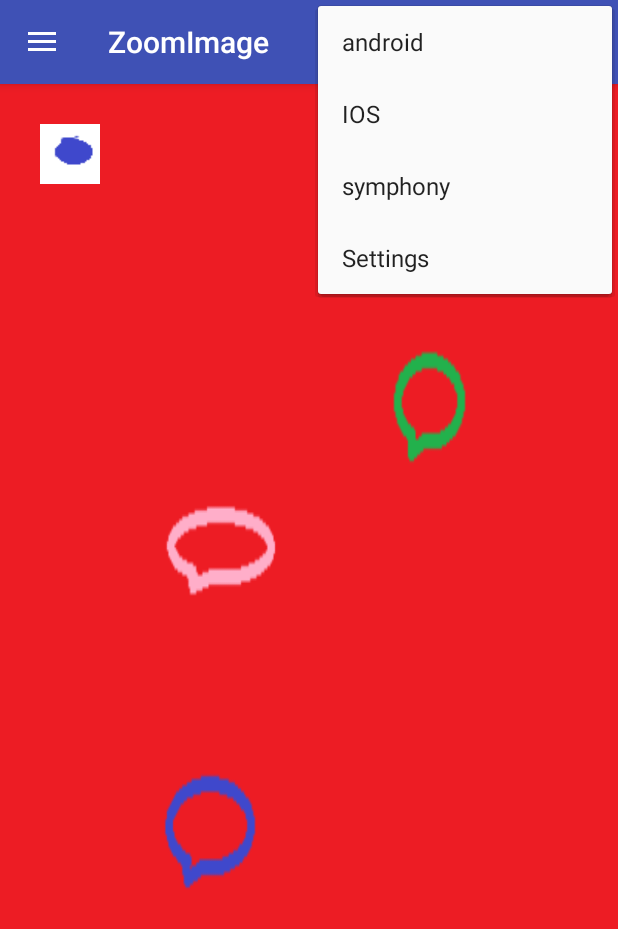
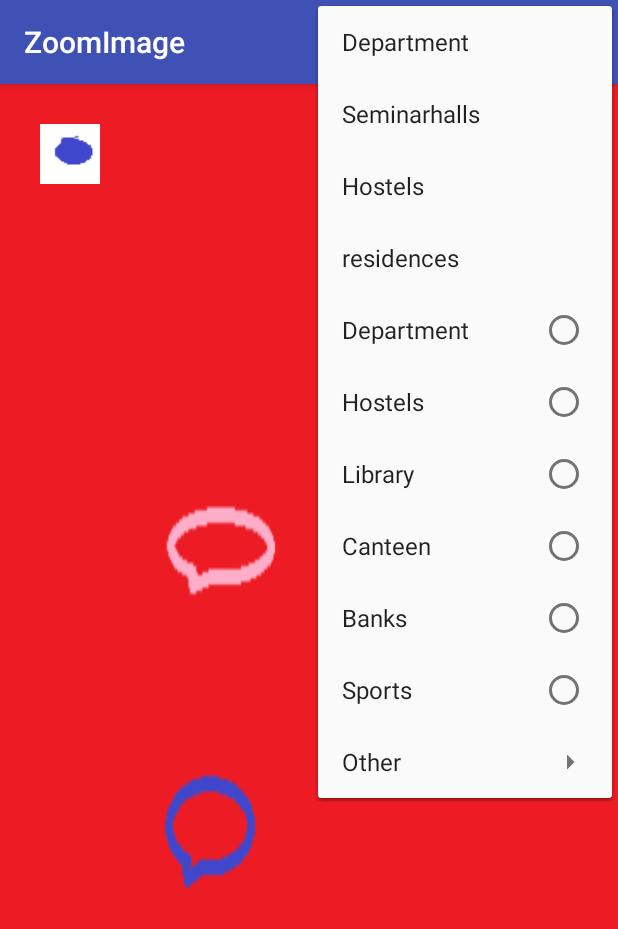
Before and after one commit to sim017/instisvnit, an Android app: the screen it shows after launch (ZoomImage), with the options menu open, on a phone screen of 412 x 824 dp. Shown: the top 929 px of the screen. Run offline under Robolectric (Android 15) with nearby library versions, the phone set to English and light mode, and no system bars; plain views replace zoomimage.

Commit message:
fixing drawer issues

```diff
--- a/app/src/main/java/app/com/example/simran/zoomimage/ZoomImage.java
+++ b/app/src/main/java/app/com/example/simran/zoomimage/ZoomImage.java
@@ -2,88 +2,240 @@ package app.com.example.simran.zoomimage;
 
 import android.content.res.Configuration;
 import android.os.Bundle;
+import android.os.Handler;
+import android.support.design.widget.FloatingActionButton;
+import android.support.design.widget.NavigationView;
+import android.support.design.widget.Snackbar;
+import android.support.v4.view.GravityCompat;
 import android.support.v4.widget.DrawerLayout;
 import android.support.v7.app.ActionBarDrawerToggle;
 import android.support.v7.app.AppCompatActivity;
-import android.util.Log;
+import android.support.v7.widget.Toolbar;
 import android.view.Menu;
 import android.view.MenuItem;
 import android.view.View;
 import android.widget.AdapterView;
 import android.widget.ArrayAdapter;
 import android.widget.ListView;
+import android.widget.RelativeLayout;
 
 
 public class ZoomImage extends AppCompatActivity {
+    private RelativeLayout mRelativeLayout;
     private String[] mPlanetTitles;
     private DrawerLayout mDrawerLayout;
     private ListView mDrawerList;
     private CharSequence mDrawerTitle;
     private ActionBarDrawerToggle mDrawerToggle;
-    private CharSequence mTitle="hello";
+    private CharSequence mTitle = "hello";
     private ArrayAdapter<String> mAdapter;
+    private NavigationView navigationView;
+    private View navHeader;
+    private Toolbar toolbar;
+    public static int navItemIndex = 0;
+
+    private Handler mHandler;
+    private FloatingActionButton fab;
+
     protected void onCreate(Bundle savedInstanceState) {
         super.onCreate(savedInstanceState);
-      //  Toolbar toolbar = (Toolbar) findViewById(R.id.toolbar);
-       // setSupportActionBar(toolbar);
         setContentView(R.layout.activity_zoom_image);
+       // toolbar = (Toolbar) findViewById(R.id.toolbar);
+        //setSupportActionBar(toolbar);
+
+        mHandler = new Handler();
+        mDrawerLayout = (DrawerLayout) findViewById(R.id.drawer_layout);
+        //drawer = (DrawerLayout) findViewById(R.id.drawer_layout);
+        navigationView = (NavigationView) findViewById(R.id.nav_view);
+        navHeader = navigationView.getHeaderView(0);
+
+        fab = (FloatingActionButton) findViewById(R.id.fab);
+        mPlanetTitles = getResources().getStringArray(R.array.nav_item_activity_titles);
+
+        mRelativeLayout  = (RelativeLayout) findViewById(R.id.relative_layout);
 
         ZoomImageView imageView = new ZoomImageView(this, getWindow()
                 .getWindowManager().getDefaultDisplay().getOrientation());
+
         imageView.setImage(this.getResources().getDrawable(R.drawable.temp),
                 this);
-       // ZoomImageView v=new ZoomImageView(this,getWindow().getWindowManager().getDefaultDisplay().getOrientation());
-       // v.setImage(this.getResources().getDrawable(R.drawable.marker),this);
+
+        // ZoomImageView v=new ZoomImageView(this,getWindow().getWindowManager().getDefaultDisplay().getOrientation());
+        // v.setImage(this.getResources().getDrawable(R.drawable.marker),this);
+
+        fab.setOnClickListener(new View.OnClickListener() {
+            @Override
+            public void onClick(View view) {
+                Snackbar.make(view, "Replace with your own action", Snackbar.LENGTH_LONG)
+                        .setAction("Action", null).show();
+            }
+        });
+        // load nav menu header data
+        //loadNavHeader();
+
+        // initializing navigation menu
+        setUpNavigationView();
+        mRelativeLayout.addView(imageView);
+    }
+        //private void loadNavHeader() {
+            // name, website
 
 
-        mTitle = mDrawerTitle = getTitle();
-        mPlanetTitles = getResources().getStringArray(R.array.planet_titles);
+            // loading header background image
+
+            // showing dot next to notifications label
+           // navigationView.getMenu().getItem(3).setActionView(R.layout.menu_dot);
+        //}
+        private void setToolbarTitle()
+        {
+            getSupportActionBar().setTitle(mPlanetTitles[navItemIndex]);
+        }
+
+        private void selectNavMenu() {
+            navigationView.getMenu().getItem(navItemIndex).setChecked(true);
+        }
+    private void setUpNavigationView() {
+        //Setting Navigation View Item Selected Listener to handle the item click of the navigation menu
+        navigationView.setNavigationItemSelectedListener(new NavigationView.OnNavigationItemSelectedListener() {
+
+            // This method will trigger on item Click of navigation menu
+            @Override
+            public boolean onNavigationItemSelected(MenuItem menuItem) {
+
+                //Check to see which item was being clicked and perform appropriate action
+                switch (menuItem.getItemId()) {
+                    //Replacing the main content with ContentFragment Which is our Inbox View;
+                    case R.id.nav_department:
+                        navItemIndex = 0;
+                        //CURRENT_TAG = TAG_HOME;
+                        break;
+                    case R.id.hostels:
+                        navItemIndex = 1;
+                        //CURRENT_TAG = TAG_PHOTOS;
+                        break;
+                    case R.id.nav_library:
+                        navItemIndex = 2;
+                       // CURRENT_TAG = TAG_MOVIES;
+                        break;
+                    case R.id.nav_canteen:
+                        navItemIndex = 3;
+                        //CURRENT_TAG = TAG_NOTIFICATIONS;
+                        break;
+                    case R.id.nav_banks:
+                        navItemIndex = 4;
+                        //CURRENT_TAG = TAG_SETTINGS;
+                        break;
+                    case R.id.nav_sports:
+                        navItemIndex = 4;
+                        //CURRENT_TAG = TAG_SETTINGS;
+                        break;
+                    case R.id.nav_about_us:
+                        // launch new intent instead of loading fragment
+                        //startActivity(new Intent(MainActivity.this, AboutUsActivity.class));
+                        //drawer.closeDrawers();
+                        return true;
+                    case R.id.nav_privacy_policy:
+                        // launch new intent instead of loading fragment
+                        //startActivity(new Intent(MainActivity.this, PrivacyPolicyActivity.class));
+                        //drawer.closeDrawers();
+                        return true;
+                    default:
+                        navItemIndex = 0;
+                }
+
+                //Checking if the item is in checked state or not, if not make it in checked state
+                if (menuItem.isChecked()) {
+                    menuItem.setChecked(false);
+                } else {
+                    menuItem.setChecked(true);
+                }
+                menuItem.setChecked(true);
+
+                //loadHomeFragment();
+
+                return true;
+            }
+        });
+        ActionBarDrawerToggle actionBarDrawerToggle = new ActionBarDrawerToggle(this, mDrawerLayout, toolbar, R.string.openDrawer, R.string.closeDrawer) {
+            public void onDrawerClosed(View drawerView) {
+                // Code here will be triggered once the drawer closes as we dont want anything to happen so we leave this blank
+                super.onDrawerClosed(drawerView);
+            }
+
+            @Override
+            public void onDrawerOpened(View drawerView) {
+                // Code here will be triggered once the drawer open as we dont want anything to happen so we leave this blank
+                super.onDrawerOpened(drawerView);
+            }
+        };
+        //Setting the actionbarToggle to drawer layout
+        mDrawerLayout.setDrawerListener(actionBarDrawerToggle);
+
+        //calling sync state is necessary or else your hamburger icon wont show up
+        actionBarDrawerToggle.syncState();
+    }
+    @Override
+    public void onBackPressed() {
+        if (mDrawerLayout.isDrawerOpen(GravityCompat.START)) {
+            mDrawerLayout.closeDrawers();
+            return;
+        }
+    }
+
+
+   /* mTitle = mDrawerTitle = getTitle();
+        //mPlanetTitles = getResources().getStringArray(R.array.planet_titles);
         mDrawerLayout = (DrawerLayout) findViewById(R.id.drawer_layout);
-    //    mDrawerLayout.setScrimColor(Color.parseColor("#00FFFFF"));
+        //mDrawerLayout.setScrimColor(Color.parseColor("#00FFFFF"));
         getSupportActionBar().setDisplayHomeAsUpEnabled(true);
         getSupportActionBar().setHomeButtonEnabled(true);
         mDrawerToggle = new ActionBarDrawerToggle(this,                  /* host Activity */
-                mDrawerLayout,         /* DrawerLayout object */
-                R.string.drawer_open,  /* "open drawer" description */
-                R.string.drawer_close  /* "close drawer" description */
-        ) {
+              //  mDrawerLayout,         /* DrawerLayout object */
+               // R.string.drawer_open,  /* "open drawer" description */
+                //R.string.drawer_close  /* "close drawer" description */
+        //)
+       // {
 
             /** Called when a drawer has settled in a completely closed state. */
-            public void onDrawerClosed(View view) {
+            /*public void onDrawerClosed(View view) {
                 super.onDrawerClosed(view);
-                getSupportActionBar().setTitle(mTitle);//invalidateOptionsMenu();
-            }
+                getSupportActionBar().setTitle(mTitle);invalidateOptionsMenu();
+            }*/
 
             //    mDrawerList = (ListView)findViewById(R.id.left_drawer);
+
             /** Called when a drawer has settled in a completely open state. */
-            public void onDrawerOpened(View drawerView) {
-                super.onDrawerOpened(drawerView);
-                Log.d("drawer", "onDrawerOpened: ");
-                getSupportActionBar().setTitle(mDrawerTitle);invalidateOptionsMenu();
+           // public void onDrawerOpened(View drawerView) {
+             //   super.onDrawerOpened(drawerView);
+               // Log.d("drawer", "onDrawerOpened: ");
+                /*drawerView.bringToFront();
+                getWindow().getDecorView().requestLayout();
+                getWindow().getDecorView().invalidate();
+                getSupportActionBar().setTitle(mDrawerTitle);
+                invalidateOptionsMenu();
             }
         };
-        mDrawerList=(ListView) findViewById(R.id.left_drawer);
-        mDrawerList.setAdapter(new ArrayAdapter<String>(this,
-                R.layout.drawer_list_item, mPlanetTitles));
+        mDrawerList = (ListView) findViewById(R.id.left_drawer);
+       // mDrawerList.setAdapter(new ArrayAdapter<String>(this,
+         //       R.layout.drawer_list_item, mPlanetTitles));
 
         // Set the drawer toggle as the DrawerListener
-
         // selectItem(0);
-        mDrawerLayout.setDrawerListener(mDrawerToggle);
+        //mDrawerLayout.setDrawerListener(mDrawerToggle);
         //getSupportActionBar().setDisplayHomeAsUpEnabled(true);
         //getSupportActionBar().setHomeButtonEnabled(true);
-        this.setContentView(imageView);
-    }
+        //this.setContentView(imageView);*/
 
 
 
 
-    @Override
+
+/*    @Override
     protected void onPostCreate(Bundle savedInstanceState) {
         super.onPostCreate(savedInstanceState);
         // Sync the toggle state after onRestoreInstanceState has occurred.
         mDrawerToggle.syncState();
-    }
+    }*/
 
     @Override
     public void onConfigurationChanged(Configuration newConfig) {
@@ -104,8 +256,6 @@ public class ZoomImage extends AppCompatActivity {
     }
 
 
-
-
     private void selectItem(int position) {
         mDrawerList.setItemChecked(position, true);
         setTitle(mPlanetTitles[position]);
@@ -116,10 +266,21 @@ public class ZoomImage extends AppCompatActivity {
     @Override
     public boolean onCreateOptionsMenu(Menu menu) {
         // Inflate the menu; this adds items to the action bar if it is present.
-        getMenuInflater().inflate(R.menu.menu_main, menu);
+
+        if (navItemIndex == 0) {
+            getMenuInflater().inflate(R.menu.menu_main, menu);
+        }
+
+        // when fragment is notifications, load the menu created for notifications
+
         return true;
     }
-
+    private void toggleFab() {
+        if (navItemIndex == 0)
+            fab.show();
+        else
+            fab.hide();
+    }
     @Override
     public void setTitle(CharSequence title) {
         mTitle = title;
--- a/app/src/main/java/app/com/example/simran/zoomimage/ZoomImageView.java
+++ b/app/src/main/java/app/com/example/simran/zoomimage/ZoomImageView.java
@@ -16,7 +16,7 @@ import android.widget.FrameLayout;
 /**
  * Custom class to zoom image in android
  *
- * @author Yash@iotasol.com
+
  */
 public class ZoomImageView extends View implements GestureDetector.OnGestureListener {
 
--- a/app/src/main/res/layout/activity_zoom_image.xml
+++ b/app/src/main/res/layout/activity_zoom_image.xml
@@ -1,45 +1,57 @@
 <?xml version="1.0" encoding="utf-8"?>
-<RelativeLayout
+<!--<android.support.v4.widget.DrawerLayout
     xmlns:android="http://schemas.android.com/apk/res/android"
     xmlns:tools="http://schemas.android.com/tools"
+    android:id="@+id/drawer_layout"
     android:layout_width="match_parent"
     android:layout_height="match_parent"
-    android:paddingLeft="@dimen/activity_horizontal_margin"
-    android:paddingRight="@dimen/activity_horizontal_margin"
-    android:paddingTop="@dimen/activity_vertical_margin"
-    android:paddingBottom="@dimen/activity_vertical_margin"
     tools:context="app.com.example.simran.zoomimage.ZoomImage">
-    <android.support.v4.widget.DrawerLayout
+
+    <RelativeLayout
         xmlns:android="http://schemas.android.com/apk/res/android"
-        android:id="@+id/drawer_layout"
+        android:id="@+id/relative_layout"
         android:layout_width="match_parent"
         android:layout_height="match_parent">
-        <!-- The main content view -->
-        <FrameLayout
-            android:id="@+id/content_frame"
-            android:layout_width="match_parent"
-            android:layout_height="match_parent" />
-        <!-- The navigation drawer -->
+
         <ListView android:id="@+id/left_drawer"
                   android:layout_width="240dp"
                   android:layout_height="match_parent"
                   android:layout_gravity="start"
                   android:choiceMode="singleChoice"
-                  android:divider="@android:color/white"
+                  android:divider="@android:color/black"
                   android:dividerHeight="0dp"
 
                   android:background="#fff"/>
-    </android.support.v4.widget.DrawerLayout>
+    </RelativeLayout>
+-->
 
+<android.support.v4.widget.DrawerLayout xmlns:android="http://schemas.android.com/apk/res/android"
+                                        xmlns:app="http://schemas.android.com/apk/res-auto"
+                                        xmlns:tools="http://schemas.android.com/tools"
+                                        android:id="@+id/drawer_layout"
+                                        android:layout_width="match_parent"
+                                        android:layout_height="match_parent"
+                                        android:fitsSystemWindows="true"
+                                        tools:openDrawer="start">
 
+    <include
+        layout="@layout/app_bar"
+        android:layout_width="match_parent"
+        android:layout_height="match_parent" />
 
-    <ImageView
+    <android.support.design.widget.NavigationView
+        android:id="@+id/nav_view"
+        android:layout_width="wrap_content"
+        android:layout_height="match_parent"
+        android:layout_gravity="start"
+        android:fitsSystemWindows="true"
+        app:headerLayout="@layout/nav_drawer"
+        app:menu="@menu/menu_main" />
+    <RelativeLayout
+        xmlns:android="http://schemas.android.com/apk/res/android"
+        android:id="@+id/relative_layout"
         android:layout_width="match_parent"
-        android:layout_height="match_parent"
-        android:src="@drawable/temp"
-        android:id="@+id/image"
-        android:scaleType="matrix"
+        android:layout_height="match_parent">
+        </RelativeLayout>
 
-
-        />
-</RelativeLayout>
+</android.support.v4.widget.DrawerLayout>
--- /dev/null
+++ b/app/src/main/res/layout/app_bar.xml
@@ -0,0 +1,40 @@
+<?xml version="1.0" encoding="utf-8"?>
+
+<android.support.design.widget.CoordinatorLayout xmlns:android="http://schemas.android.com/apk/res/android"
+                                                 xmlns:app="http://schemas.android.com/apk/res-auto"
+                                                 xmlns:tools="http://schemas.android.com/tools"
+                                                 android:layout_width="match_parent"
+                                                 android:layout_height="match_parent"
+                                                 android:fitsSystemWindows="true"
+                                                 tools:context="app.com.example.simran.zoomimage.ZoomImage">
+
+    <android.support.design.widget.AppBarLayout
+        android:layout_width="match_parent"
+        android:layout_height="wrap_content"
+        android:theme="@style/AppTheme.AppBarOverlay">
+
+        <android.support.v7.widget.Toolbar
+            android:id="@+id/toolbar"
+            android:layout_width="match_parent"
+            android:layout_height="?attr/actionBarSize"
+            android:background="?attr/colorPrimary"
+            app:popupTheme="@style/AppTheme.PopupOverlay" />
+
+    </android.support.design.widget.AppBarLayout>
+
+    <FrameLayout
+        android:id="@+id/frame"
+        android:layout_width="match_parent"
+        android:layout_height="match_parent"
+        app:layout_behavior="@string/appbar_scrolling_view_behavior"></FrameLayout>
+
+    <android.support.design.widget.FloatingActionButton
+        android:id="@+id/fab"
+        android:layout_width="wrap_content"
+        android:layout_height="wrap_content"
+        android:layout_gravity="bottom|end"
+        android:layout_margin="@dimen/fab_margin"
+        app:backgroundTint="@color/colorPrimary"
+        app:srcCompat="@android:drawable/ic_dialog_email" />
+
+</android.support.design.widget.CoordinatorLayout>
--- a/app/src/main/res/menu/menu_main.xml
+++ b/app/src/main/res/menu/menu_main.xml
@@ -1,29 +1,63 @@
 <?xml version="1.0" encoding="utf-8"?>
 <menu xmlns:android="http://schemas.android.com/apk/res/android"
-             xmlns:app="http://schemas.android.com/apk/res-auto"
-             xmlns:tools="http://schemas.android.com/tools"
-             tools:context="app.com.example.simran.sim.MainActivity">
-<item
-    android:id="@+id/action_settings"
-    android:orderInCategory="100"
-    android:title="@string/action_settings"
-    app:showAsAction="never" />
-<group >
+      xmlns:tools="http://schemas.android.com/tools"
+      tools:context="app.com.example.simran.sim.MainActivity">
+
     <item
-        android:id="@+id/android"
-        android:title="android">
+        android:id="@+id/department"
+        android:title="Department"/>
+    <item
+        android:id="@+id/seminar_halls"
+        android:title="Seminarhalls">
 
     </item>
     <item
-        android:title="IOS"
-        android:id="@+id/ios">
+        android:id="@+id/hostels"
+        android:title="Hostels">
 
     </item>
     <item
-        android:id="@+id/symphony"
-        android:title="symphony">
+        android:id="@+id/residences"
+        android:title="residences">
+    </item>
+    <group android:checkableBehavior="single">
+        <item
+            android:id="@+id/nav_department"
 
+            android:title="@string/nav_department" />
+        <item
+            android:id="@+id/nav_hostel"
+
+            android:title="@string/nav_hostel" />
+        <item
+            android:id="@+id/nav_library"
+
+            android:title="@string/nav_library" />
+
+        <item
+            android:id="@+id/nav_canteen"
+
+            android:title="@string/nav_canteen" />
+
+        <item
+            android:id="@+id/nav_banks"
+
+            android:title="@string/nav_banks" />
+        <item
+            android:id="@+id/nav_sports"
+
+            android:title="@string/nav_sports" />
+    </group>
+
+    <item android:title="Other">
+        <menu>
+            <item
+                android:id="@+id/nav_about_us"
+                android:title="About us" />
+            <item
+                android:id="@+id/nav_privacy_policy"
+                android:title="@string/privacy_policy" />
+        </menu>
     </item>
-</group>
 
 </menu>
--- a/app/src/main/res/values/dimens.xml
+++ b/app/src/main/res/values/dimens.xml
@@ -2,4 +2,8 @@
     <!-- Default screen margins, per the Android Design guidelines. -->
     <dimen name="activity_horizontal_margin">16dp</dimen>
     <dimen name="activity_vertical_margin">16dp</dimen>
+    <!-- Default screen margins, per the Android Design guidelines. -->
+    <dimen name="nav_header_vertical_spacing">16dp</dimen>
+    <dimen name="nav_header_height">160dp</dimen>
+    <dimen name="fab_margin">16dp</dimen>
 </resources>
--- a/app/src/main/res/values/strings.xml
+++ b/app/src/main/res/values/strings.xml
@@ -9,4 +9,36 @@
     <string name="action_settings">Settings</string>
     <string name="drawer_open">Drawer open</string>
     <string name="drawer_close">Drawer close</string>
+
+
+        <string name="navigation_drawer_open">Open navigation drawer</string>
+        <string name="navigation_drawer_close">Close navigation drawer</string>
+        <string name="openDrawer">open_drawer</string>
+        <string name="closeDrawer">close_drawer</string>
+
+        <!-- Navigation Drawer menu labels -->
+        <string name="nav_department">Department</string>
+        <string name="nav_hostel">Hostels</string>
+        <string name="nav_library">Library</string>
+        <string name="nav_canteen">Canteen</string>
+        <string name="nav_banks">Banks</string>
+        <string name="nav_sports">Sports</string>
+
+        <!-- Toolbar titles when navigation menu item is selected -->
+        <string-array name="nav_item_activity_titles">
+            <item>Department</item>
+            <item>Hostels</item>
+            <item>Library</item>
+            <item>Canteen</item>
+            <item>Banks</item>
+            <item>Sports</item>
+
+        </string-array>
+
+        <string name="activity_title_about_us">About Us</string>
+        <string name="activity_title_privacy_policy">Privacy Policy</string>
+        <string name="action_clear_all">Clear All</string>
+        <string name="action_logout">Logout</string>
+        <string name="action_mark_all_read">Mark All as Read</string>
+        <string name="privacy_policy">Privacy Policy</string>
 </resources>
--- a/app/src/main/res/values/styles.xml
+++ b/app/src/main/res/values/styles.xml
@@ -8,4 +8,7 @@
         <item name="colorAccent">@color/colorAccent</item>
     </style>
 
+    <style name="AppTheme.PopupOverlay">AppTheme.PopupOverlay</style>
+    <style name="AppTheme.AppBarOverlay">AppTheme/AppBarOverlay</style>
+
 </resources>
--- a/gradle.properties
+++ b/gradle.properties
@@ -16,3 +16,4 @@
 # This option should only be used with decoupled projects. More details, visit
 # http://www.gradle.org/docs/current/userguide/multi_project_builds.html#sec:decoupled_projects
 # org.gradle.parallel=true
+org.gradle.jvmargs=-Xmx1024m
```
Also changed, not shown: app/build.gradle (+7 -0 lines), app/src/main/res/layout/activity_main.xml (+14 -21 lines), app/src/main/res/layout/nav_drawer.xml (added, +35 -0 lines).
